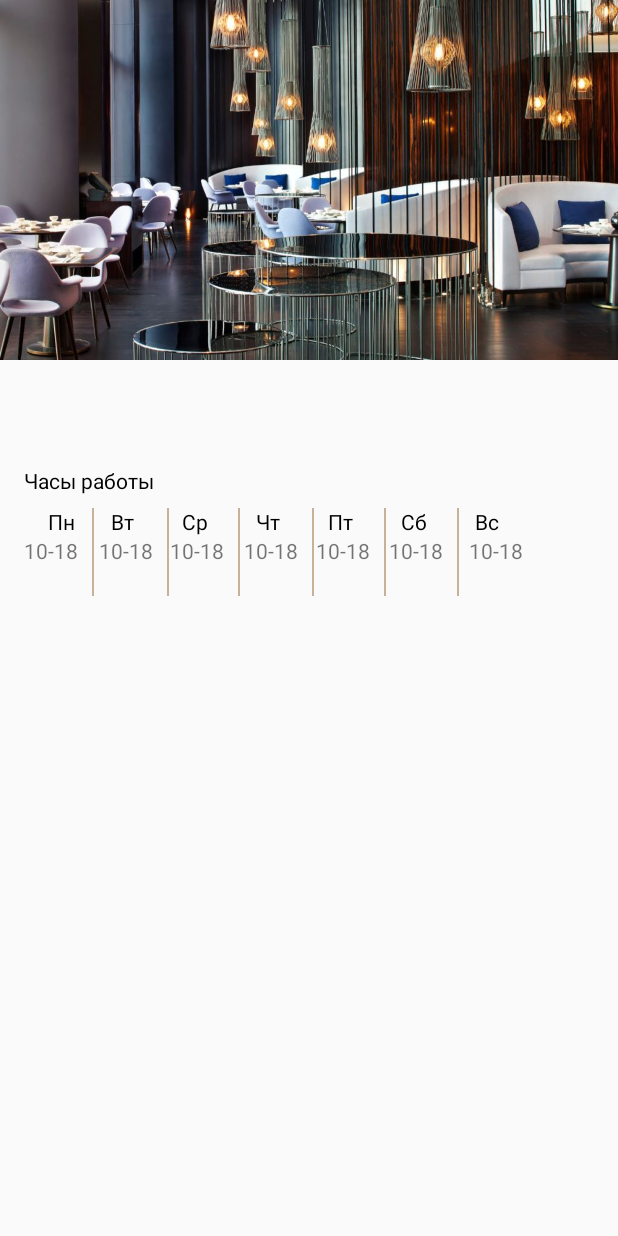
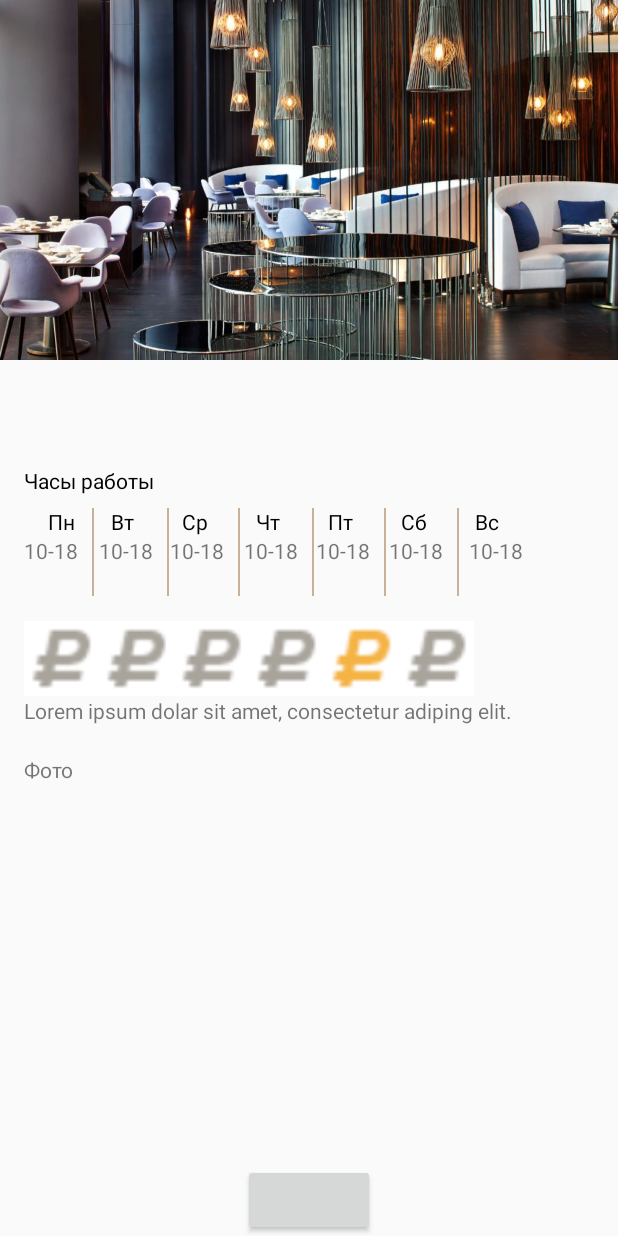
Before and after one commit to Tynx11/Tarex, an Android app: the layout activity_restaraunt.xml on its own in the app's theme, with its tools: preview values and no code run, on a phone screen of 412 x 824 dp. Run offline under Robolectric (Android 15) with nearby library versions, the phone set to English and light mode, and no system bars.

Commit message:
Pre final of restaraunt activity. Added feedback activity

```diff
--- a/app/src/main/java/com/tarex/valdo/tarex/MainActivity.java
+++ b/app/src/main/java/com/tarex/valdo/tarex/MainActivity.java
@@ -12,7 +12,7 @@ public class MainActivity extends AppCompatActivity {
     @Override
     protected void onCreate(Bundle savedInstanceState) {
         super.onCreate(savedInstanceState);
-        setContentView(R.layout.activity_main);
+        setContentView(R.layout.activity_restaraunt);
 
     }
     @Override
--- /dev/null
+++ b/app/src/main/res/drawable/line_horizontal.xml
@@ -0,0 +1,4 @@
+<shape xmlns:android="http://schemas.android.com/apk/res/android" android:shape="line">
+    <stroke android:width="1dp" android:color="#0000FF"/>
+    <size android:height="40dp" />
+</shape>
--- a/app/src/main/res/layout/activity_restaraunt.xml
+++ b/app/src/main/res/layout/activity_restaraunt.xml
@@ -4,8 +4,7 @@
     xmlns:tools="http://schemas.android.com/tools"
     android:layout_width="match_parent"
     android:layout_height="match_parent"
-    android:fitsSystemWindows="true"
-    >
+    android:fitsSystemWindows="true">
 
     <android.support.design.widget.AppBarLayout
         android:id="@+id/ab_restaraunt"
@@ -41,5 +40,9 @@
     </android.support.design.widget.AppBarLayout>
 
     <include layout="@layout/layout_restraunt"/>
+    <Button
+        android:layout_width="wrap_content"
+        android:layout_height="wrap_content"
+        android:layout_gravity="center|bottom"/>
 
 </android.support.design.widget.CoordinatorLayout>
--- a/app/src/main/res/layout/layout_restraunt.xml
+++ b/app/src/main/res/layout/layout_restraunt.xml
@@ -30,20 +30,24 @@
             android:textColor="@color/colorPrimaryDark"
             android:textSize="@dimen/text_small"
             tools:text="Аделя Кутуя ул., 16 " />
+
         <TextView
             android:layout_width="wrap_content"
             android:layout_height="wrap_content"
             android:layout_marginTop="@dimen/margin_small"
             android:textColor="@color/colorBlack"
             android:text="@string/working_hours"/>
-<HorizontalScrollView
-    android:layout_width="wrap_content"
-    android:layout_height="wrap_content">
+
+        <HorizontalScrollView
+            android:layout_width="wrap_content"
+            android:layout_height="wrap_content">
+
         <RelativeLayout
             android:layout_width="match_parent"
             android:layout_height="wrap_content"
             android:layout_marginTop="@dimen/margin_small"
-            android:orientation="horizontal">
+            android:orientation="horizontal"
+            android:gravity="left">
 
             <TextView
                 android:id="@+id/tv_1"
@@ -52,7 +56,7 @@
                 android:layout_marginLeft="@dimen/margin_medium"
                 android:layout_marginRight="@dimen/margin_medium"
                 android:textColor="@color/colorBlack"
-                android:text="@string/monday"/>
+                android:text="@string/monday" />
 
             <TextView
                 android:layout_width="wrap_content"
@@ -81,6 +85,7 @@
                 android:layout_toRightOf="@id/tv_1"
                 android:layout_below="@id/tv_2"
                 android:text="10-18"/>
+
             <ImageView
                 android:layout_width="60dp"
                 android:layout_height="60dp"
@@ -97,18 +102,21 @@
                 android:layout_marginRight="@dimen/margin_large"
                 android:textColor="@color/colorBlack"
                 android:text="@string/wednesday"/>
+
             <TextView
                 android:layout_width="wrap_content"
                 android:layout_height="wrap_content"
                 android:layout_toRightOf="@id/tv_2"
                 android:layout_below="@id/tv_3"
                 android:text="10-18"/>
+
             <ImageView
                 android:layout_width="60dp"
                 android:layout_height="60dp"
                 android:layout_marginLeft="@dimen/margin_medium"
                 android:src="@drawable/line"
                 android:layout_toRightOf="@id/tv_2"/>
+
             <TextView
                 android:id="@+id/tv_4"
                 android:layout_width="wrap_content"
@@ -118,18 +126,21 @@
                 android:layout_marginRight="@dimen/margin_large"
                 android:textColor="@color/colorBlack"
                 android:text="@string/thursday"/>
+
             <TextView
                 android:layout_width="wrap_content"
                 android:layout_height="wrap_content"
                 android:layout_toRightOf="@id/tv_3"
                 android:layout_below="@id/tv_4"
                 android:text="10-18"/>
+
             <ImageView
                 android:layout_width="60dp"
                 android:layout_height="60dp"
                 android:layout_marginLeft="@dimen/margin_medium"
                 android:src="@drawable/line"
                 android:layout_toRightOf="@id/tv_3"/>
+
             <TextView
                 android:id="@+id/tv_5"
                 android:layout_width="wrap_content"
@@ -139,18 +150,21 @@
                 android:layout_marginRight="@dimen/margin_large"
                 android:textColor="@color/colorBlack"
                 android:text="@string/friday"/>
+
             <TextView
                 android:layout_width="wrap_content"
                 android:layout_height="wrap_content"
                 android:layout_toRightOf="@id/tv_4"
                 android:layout_below="@id/tv_5"
                 android:text="10-18"/>
+
             <ImageView
                 android:layout_width="60dp"
                 android:layout_height="60dp"
                 android:layout_marginLeft="@dimen/margin_medium"
                 android:src="@drawable/line"
                 android:layout_toRightOf="@id/tv_4"/>
+
             <TextView
                 android:id="@+id/tv_6"
                 android:layout_width="wrap_content"
@@ -160,18 +174,21 @@
                 android:layout_marginRight="@dimen/margin_xlarge"
                 android:textColor="@color/colorBlack"
                 android:text="@string/saturday"/>
+
             <TextView
                 android:layout_width="wrap_content"
                 android:layout_height="wrap_content"
                 android:layout_toRightOf="@id/tv_5"
                 android:layout_below="@id/tv_6"
                 android:text="10-18"/>
+
             <ImageView
                 android:layout_width="60dp"
                 android:layout_height="60dp"
                 android:layout_marginLeft="@dimen/margin_medium"
                 android:src="@drawable/line"
                 android:layout_toRightOf="@id/tv_5"/>
+
             <TextView
                 android:id="@+id/tv_7"
                 android:layout_width="wrap_content"
@@ -179,6 +196,7 @@
                 android:layout_toRightOf="@id/tv_6"
                 android:textColor="@color/colorBlack"
                 android:text="@string/sunday"/>
+
             <TextView
                 android:layout_width="wrap_content"
                 android:layout_height="wrap_content"
@@ -187,12 +205,106 @@
                 android:layout_below="@id/tv_7"
                 android:text="10-18"/>
 
+        </RelativeLayout>
+        </HorizontalScrollView>
+
+        <HorizontalScrollView
+            android:layout_width="match_parent"
+            android:layout_height="wrap_content">
+
+            <RelativeLayout
+                android:layout_width="match_parent"
+                android:layout_height="wrap_content"
+                android:layout_marginTop="@dimen/margin_medium">
+
+                <ImageView
+                    android:id="@+id/iv_average_bill"
+                    android:layout_width="50dp"
+                    android:layout_height="50dp"
+                    android:src="@drawable/ryblgrey" />
+                <ImageView
+                    android:id="@+id/iv_kitchen"
+                    android:layout_width="50dp"
+                    android:layout_height="50dp"
+                    android:layout_toRightOf="@id/iv_average_bill"
+                    android:src="@drawable/ryblgrey" />
+                <ImageView
+                    android:id="@+id/iv_kitchen_2"
+                    android:layout_width="50dp"
+                    android:layout_height="50dp"
+                    android:layout_toRightOf="@id/iv_kitchen"
+                    android:src="@drawable/ryblgrey" />
+                <ImageView
+                    android:id="@+id/iv_buisness_lunch"
+                    android:layout_width="50dp"
+                    android:layout_height="50dp"
+                    android:layout_toRightOf="@id/iv_kitchen_2"
+                    android:src="@drawable/ryblgrey" />
+                <ImageView
+                    android:id="@+id/iv_live_music"
+                    android:layout_width="50dp"
+                    android:layout_height="50dp"
+                    android:layout_toRightOf="@id/iv_buisness_lunch"
+                    android:src="@drawable/ryblyellow" />
+                <ImageView
+                    android:id="@+id/iv_summer_place"
+                    android:layout_width="50dp"
+                    android:layout_height="50dp"
+                    android:src="@drawable/ryblgrey" />
+                <ImageView
+                    android:id="@+id/iv_bar_map"
+                    android:layout_width="50dp"
+                    android:layout_height="50dp"
+                    android:layout_toRightOf="@id/iv_summer_place"
+                    android:src="@drawable/ryblgrey" />
+                <ImageView
+                    android:id="@+id/iv_club"
+                    android:layout_width="50dp"
+                    android:layout_height="50dp"
+                    android:layout_toRightOf="@id/iv_bar_map"
+                    android:src="@drawable/ryblgrey" />
+                <ImageView
+                    android:id="@+id/iv_dance"
+                    android:layout_width="50dp"
+                    android:layout_height="50dp"
+                    android:layout_toRightOf="@id/iv_club"
+                    android:src="@drawable/ryblgrey" />
+                <ImageView
+                    android:id="@+id/iv_snack"
+                    android:layout_width="50dp"
+                    android:layout_height="50dp"
+                    android:layout_toRightOf="@id/iv_dance"
+                    android:src="@drawable/ryblyellow" />
+                <ImageView
+                    android:id="@+id/iv_hookah"
+                    android:layout_width="50dp"
+                    android:layout_height="50dp"
+                    android:layout_toRightOf="@id/iv_snack"
+                    android:src="@drawable/ryblgrey" />
+            </RelativeLayout>
+        </HorizontalScrollView>
+
+        <TextView
+            android:layout_width="wrap_content"
+            android:layout_height="wrap_content"
+            android:text="@string/lorem_ipsum"/>
+        <TextView
+            android:layout_width="wrap_content"
+            android:layout_height="wrap_content"
+            android:layout_marginTop="@dimen/text_large"
+            android:text="Фото"/>
+
+        <LinearLayout
+            android:id="@+id/ll_photo"
+            android:layout_width="match_parent"
+            android:layout_height="wrap_content"
+            android:layout_marginTop="@dimen/margin_medium"
+            android:orientation="horizontal">
+
+        </LinearLayout>
 
 
 
-
-        </RelativeLayout>
-</HorizontalScrollView>
 
         <ProgressBar
             android:id="@+id/progress_loader"
--- a/app/src/main/res/values/strings.xml
+++ b/app/src/main/res/values/strings.xml
@@ -11,4 +11,5 @@
     <string name="friday">Пт</string>
     <string name="saturday">Сб</string>
     <string name="sunday">Вс</string>
+    <string name="lorem_ipsum_big">Lorem ipsum dolor sit amet, ad doctus audire vulputate usu. Et accusam electram mediocritatem mea. Ea aeterno appetere mediocrem sed. In eros facer apeirian vim, ad vel enim perpetua. Ad enim partiendo nam, quodsi similique eu vel. No vix justo tempor accumsan, ei civibus dissentiunt vel, pro no facete delicata. Regione disputationi mea no, pri movet copiosae dissentiet ea. Eum id hinc suavitate, accusamus adolescens temporibus ad vel.</string>
 </resources>
```
Also changed, not shown: app/src/main/res/layout/item_feedback.xml (added, +57 -0 lines).
